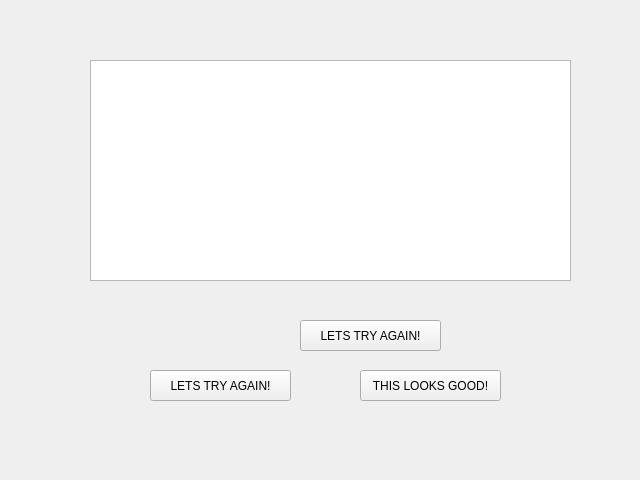
The window that application/src/pages/sensitivitypage.ui (thedeclancarter/GPMS) describes before a commit, drawn with Qt 5.
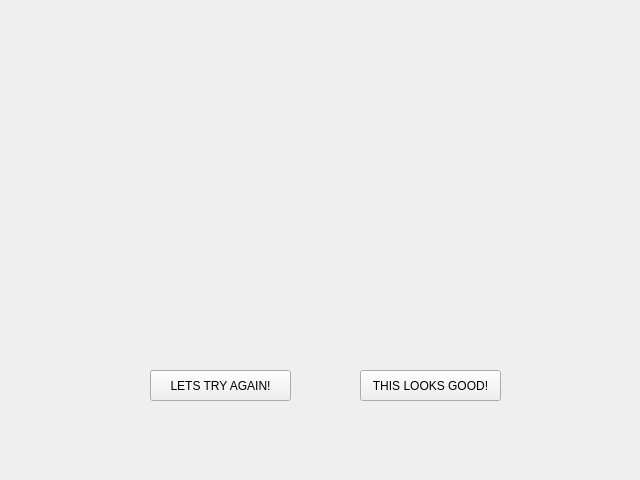
The same window after the commit.

Commit message: Connected window to sensitivity page

```diff
--- a/application/src/pages/sensitivitypage.ui
+++ b/application/src/pages/sensitivitypage.ui
@@ -39,29 +39,6 @@
     <string>LETS TRY AGAIN!</string>
    </property>
   </widget>
-  <widget class="QGraphicsView" name="graphicsView">
-   <property name="geometry">
-    <rect>
-     <x>90</x>
-     <y>60</y>
-     <width>481</width>
-     <height>221</height>
-    </rect>
-   </property>
-  </widget>
-  <widget class="QPushButton" name="rejectSensitivityButton_2">
-   <property name="geometry">
-    <rect>
-     <x>300</x>
-     <y>320</y>
-     <width>141</width>
-     <height>31</height>
-    </rect>
-   </property>
-   <property name="text">
-    <string>LETS TRY AGAIN!</string>
-   </property>
-  </widget>
  </widget>
  <resources/>
  <connections/>
```
The commit also changes 4 other files.
